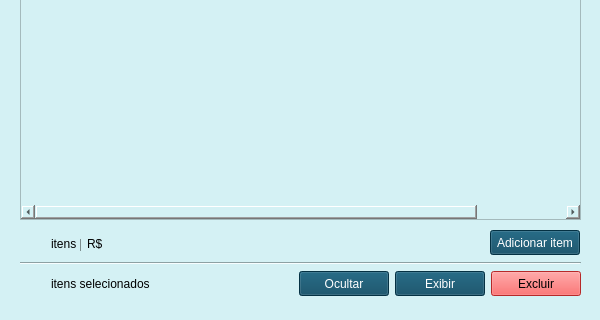
First picture: the form in Lucas-Veloso/listas.ui, repository LucVeloso/Qt, before the edit; both pictures show x 0 to 600 and y 280 to 600 of the 600 by 600 pixel window.
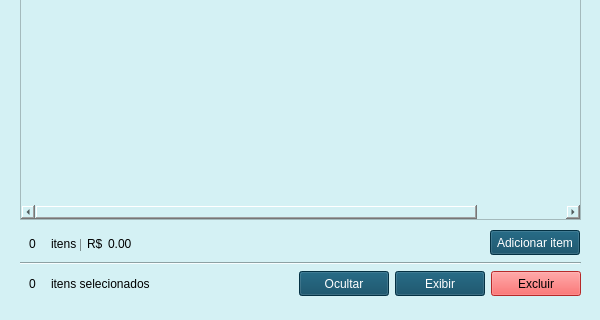
Second picture: the form after the edit. The open tabs and pages were chosen to show the change. Icons and pictures are not drawn.

Patch:
```diff
--- a/Lucas-Veloso/listas.ui
+++ b/Lucas-Veloso/listas.ui
@@ -504,7 +504,7 @@
           </size>
          </property>
          <property name="text">
-          <string/>
+          <string>0</string>
          </property>
          <property name="alignment">
           <set>Qt::AlignCenter</set>
@@ -615,7 +615,7 @@
           </size>
          </property>
          <property name="text">
-          <string/>
+          <string>0</string>
          </property>
          <property name="alignment">
           <set>Qt::AlignCenter</set>
@@ -669,7 +669,7 @@
           </size>
          </property>
          <property name="text">
-          <string/>
+          <string>0.00</string>
          </property>
         </widget>
        </item>
```
Left out of the diff: 8 changed lines with no effect on the pictures.
